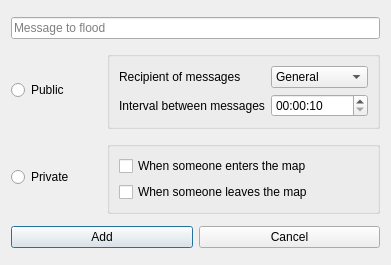
This is src/gui/utils/boxes/addfloodmessagedialog.ui in josuesavy/BotDofus as Qt 5 draws it before an edit. The edited form follows.
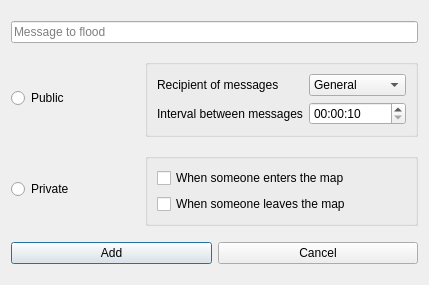
This is the edited form. Icons and pictures are not drawn.

```diff
--- a/src/gui/utils/boxes/addfloodmessagedialog.ui
+++ b/src/gui/utils/boxes/addfloodmessagedialog.ui
@@ -6,8 +6,8 @@
    <rect>
     <x>0</x>
     <y>0</y>
-    <width>391</width>
-    <height>265</height>
+    <width>429</width>
+    <height>285</height>
    </rect>
   </property>
   <property name="windowTitle">
```
Left out of the diff: 10 changed lines with no effect on the pictures.
